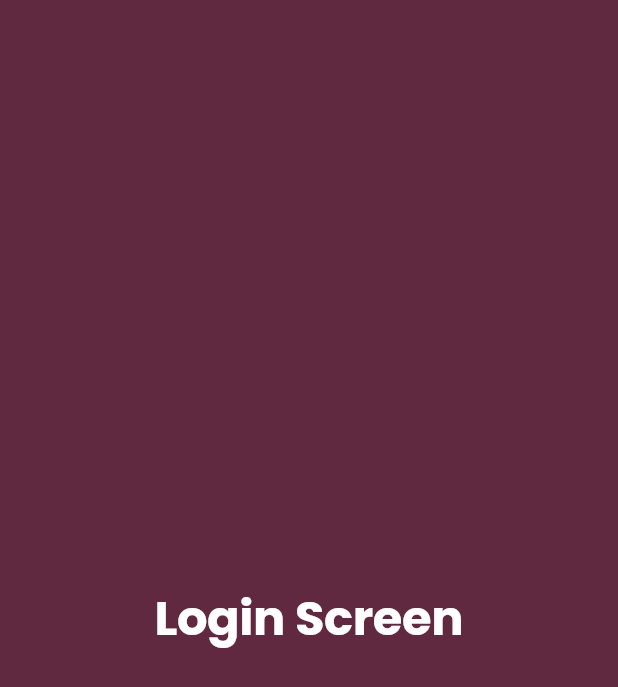
After one commit to foxy17/Oh-To-Do, a Flutter app: the LoginScreen screen opened directly, on a phone screen of 412 x 824 dp. The commit adds this screen. Shown: the top 687 px of the screen. Run offline on Flutter 3.47's test engine with Material 3 defaults, Android fonts, the phone set to English and light mode, and no system bars; our stand-ins replace appwrite, equatable, flutter_animate, flutter_riverpod, fpdart, freezed_annotation and 5 more; accounts and stored records are empty; generated files the repository leaves out were written again.

```diff
--- a/lib/pages/auth/auth.dart
+++ b/lib/pages/auth/auth.dart
@@ -1,2 +1,2 @@
-export 'data/data.dart';
-export 'domain/domain.dart';
+export 'screens/screens.dart';
+export 'provider/provider.dart';
--- /dev/null
+++ b/lib/pages/auth/provider/provider.dart
@@ -0,0 +1,4 @@
+export 'auth_state.dart';
+export 'auth_notifier.dart';
+export 'auth_provider.dart';
+export 'auth_state_changes_provider.dart';
--- /dev/null
+++ b/lib/pages/auth/screens/login.dart
@@ -0,0 +1,28 @@
+import 'package:flutter/material.dart';
+import 'package:flutter_riverpod/flutter_riverpod.dart';
+import 'package:go_router/go_router.dart';
+import 'package:ohtodo/config/config.dart';
+
+class LoginScreen extends ConsumerWidget {
+  static LoginScreen builder(
+      BuildContext context,
+      GoRouterState state,
+      ) =>
+      const LoginScreen();
+  const LoginScreen({Key? key}) : super(key: key);
+
+  @override
+  Widget build(BuildContext context, WidgetRef ref) {
+    return Scaffold(
+      backgroundColor: context.colorScheme.primary,
+      body: Center(
+        child: Text(
+          'Login Screen',
+          style: Theme.of(context).textTheme.displayLarge?.copyWith(
+            color: context.colorScheme.onPrimary,
+          ),
+        ),
+      ),
+    );
+  }
+}
--- /dev/null
+++ b/lib/pages/auth/screens/screens.dart
@@ -0,0 +1 @@
+export 'login.dart';
--- /dev/null
+++ b/lib/pages/home/home.dart
@@ -0,0 +1 @@
+export 'home_screen.dart';
```
Also changed, not shown: lib/pages/auth/provider/auth_notifier.dart (added, +70 -0 lines), lib/pages/auth/provider/auth_provider.dart (+10 -0 lines), lib/pages/auth/provider/auth_state.dart (+9 -4 lines), lib/pages/auth/provider/auth_state_changes_provider.dart (added, +9 -0 lines), lib/pages/home/home_screen.dart (added, +27 -0 lines).
